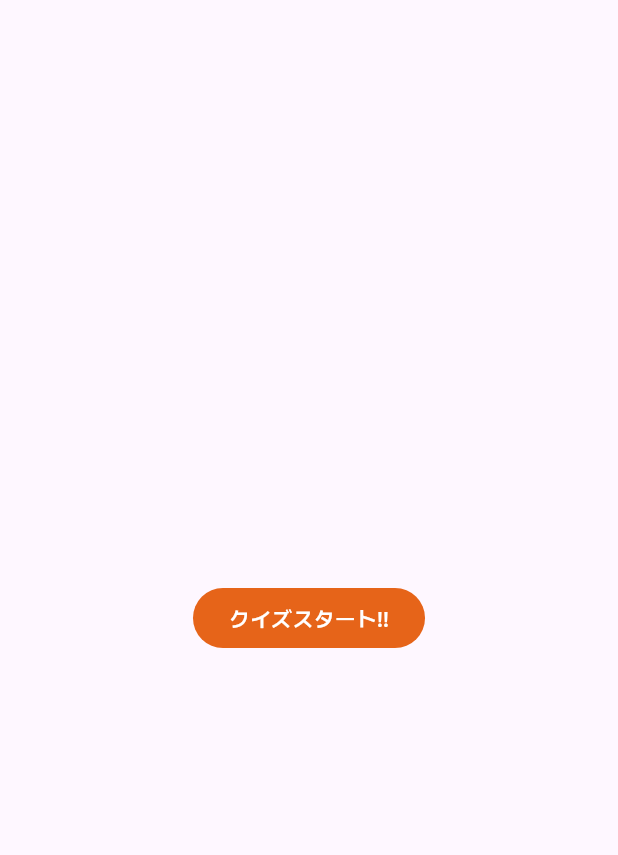
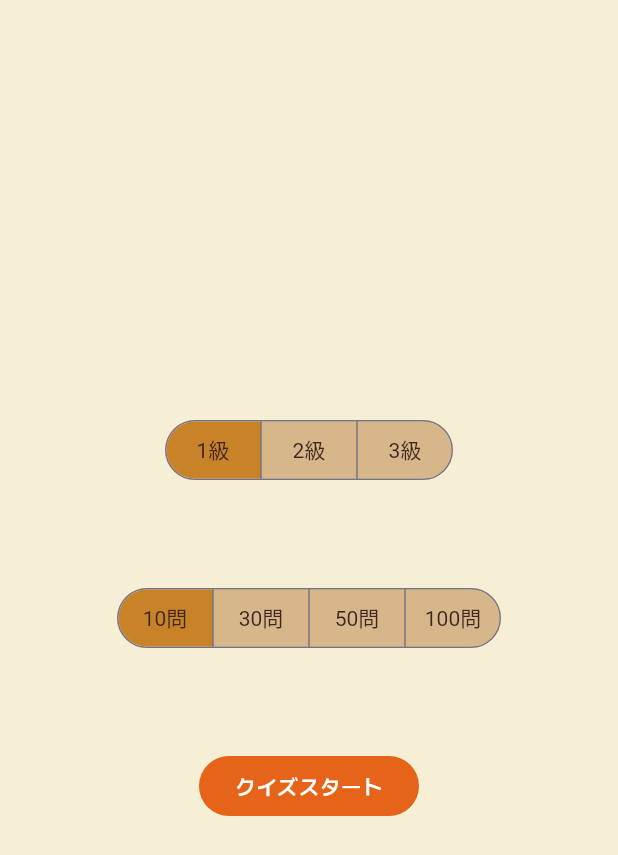
Before and after one commit to ryomar-kappa/hop, a Flutter app: the screen it shows after launch, on a phone screen of 412 x 824 dp. Shown: the top 855 px of the screen. Run offline on Flutter 3.47's test engine with Material 3 defaults, Android fonts, the phone set to English and light mode, and no system bars.

Commit message:
クイズの難易度と問題数を画面上は変更できるようにする

```diff
--- a/lib/app_color.dart
+++ b/lib/app_color.dart
@@ -2,15 +2,20 @@ import 'package:flutter/material.dart';
 
 class AppColor {
   static const Color header = Color.fromRGBO(241, 196, 15, 1); // ゴールデンイエロー
+  static const Color primary = Color.fromRGBO(232, 104, 25, 1);
+  static const Color secondary = Color.fromRGBO(255, 165, 0, 1);
   static const Color background = Color.fromRGBO(247, 238, 214, 1); // クリーム色
   static const Color textColor = Color.fromRGBO(62, 39, 35, 1); // ダークブラウン
   static const Color mainButton = Color.fromRGBO(230, 100, 25, 1); // オレンジブラウン
   static const Color disabledButton = Color.fromRGBO(167, 167, 167, 1); // 灰色
   static const Color generalActionButton = Color.fromRGBO(87, 143, 202, 1);
-  static const Color buttonText = Color.fromRGBO(255, 255, 255, 1); // 白
+  static const Color whiteText = Color.fromRGBO(255, 255, 255, 1); // 白
   static const Color correctAnswer = Color.fromRGBO(76, 175, 80, 1); // 緑
   static const Color incorrectAnswer = Color.fromRGBO(231, 76, 60, 1); // 赤
   static const Color quizBackground = Color.fromRGBO(215, 182, 138, 1);
   static const Color quizFocusedBackground = Color.fromRGBO(200, 130, 40, 1);
-  static const Color quizText = Color.fromRGBO(62, 39, 35, 1);
+  static const Color blackText = Color.fromRGBO(62, 39, 35, 1);
+  // セグメントボタンの色
+  static const Color selectionColor = Color.fromRGBO(200, 130, 40, 1);
+  static const Color nonSelectionColor = Color.fromRGBO(215, 182, 138, 1);
 }
--- a/lib/main.dart
+++ b/lib/main.dart
@@ -6,23 +6,82 @@ import 'package:hop_client/screen/quiz_page/quiz_page.dart';
 void main() {
   runApp(const MaterialApp(
     title: 'HOP',
-    home: MainApp(),
+    home: TopPageView(),
   ));
 }
 
-class MainApp extends StatelessWidget {
-  const MainApp({super.key});
+class TopPageView extends StatefulWidget {
+  const TopPageView({super.key});
+
+  @override
+  State<StatefulWidget> createState() => TopPageState();
+}
+
+class TopPageState extends State<TopPageView> {
+  DifficultyLevel selectedDifficultLevel = DifficultyLevel.firstClass;
+  QuizMode selectedQuizMode = QuizMode.ten;
 
   @override
   Widget build(BuildContext context) {
     return MaterialApp(
       theme: ThemeData(fontFamily: 'Murecho'),
       home: Scaffold(
+        backgroundColor: AppColor.background,
         body: Column(
           mainAxisAlignment: MainAxisAlignment.center,
+          crossAxisAlignment: CrossAxisAlignment.center,
           children: [
-            Center(
-              child: FilledButton(
+            SegmentedButton(
+              segments: DifficultyLevel.values
+                  .map(
+                    (e) => ButtonSegment(value: e, icon: Text(e.jaName)),
+                  )
+                  .toList(),
+              selected: {selectedDifficultLevel},
+              onSelectionChanged: (selected) {
+                setState(() {
+                  selectedDifficultLevel = selected.first;
+                });
+              },
+              showSelectedIcon: false,
+              style: SegmentedButton.styleFrom(
+                  backgroundColor: AppColor.nonSelectionColor,
+                  foregroundColor: AppColor.blackText,
+                  textStyle: const TextStyle(color: AppColor.whiteText),
+                  selectedForegroundColor: AppColor.blackText,
+                  selectedBackgroundColor: AppColor.selectionColor),
+            ),
+            const SizedBox(height: 64),
+            SegmentedButton(
+              segments: QuizMode.values
+                  .map(
+                    (e) => ButtonSegment(value: e, icon: Text('${e.num}問')),
+                  )
+                  .toList(),
+              selected: {selectedQuizMode},
+              onSelectionChanged: (selected) {
+                setState(() {
+                  selectedQuizMode = selected.first;
+                });
+              },
+              showSelectedIcon: false,
+              style: SegmentedButton.styleFrom(
+                  backgroundColor: AppColor.nonSelectionColor,
+                  foregroundColor: AppColor.blackText,
+                  textStyle: const TextStyle(color: AppColor.whiteText),
+                  selectedForegroundColor: AppColor.blackText,
+                  selectedBackgroundColor: AppColor.selectionColor),
+            ),
+            const SizedBox(height: 64),
+            Center(child: _startButton(context))
+          ],
+        ),
+      ),
+    );
+  }
+
+  Widget _startButton(BuildContext context) {
+    return FilledButton(
       onPressed: () async {
         Navigator.push(
             context,
@@ -36,14 +95,19 @@ class MainApp extends StatelessWidget {
         backgroundColor: AppColor.mainButton,
       ),
       child: const Text(
-                  'クイズスタート!!',
-                  style: TextStyle(color: AppColor.buttonText),
-                ),
-              ),
-            )
-          ],
-        ),
+        'クイズスタート',
+        style: TextStyle(color: AppColor.whiteText),
       ),
     );
   }
 }
+
+enum DifficultyLevel {
+  firstClass('1級'),
+  secondClass('2級'),
+  thirdClass('3級');
+
+  final String jaName;
+
+  const DifficultyLevel(this.jaName);
+}
--- a/lib/screen/complete_page/complete_page.dart
+++ b/lib/screen/complete_page/complete_page.dart
@@ -17,7 +17,8 @@ class CompletePage extends StatelessWidget {
                     Navigator.pushAndRemoveUntil(
                       context,
                       MaterialPageRoute(
-                          builder: (context) => const MainApp()), // ホーム画面への遷移
+                          builder: (context) =>
+                              const TopPageView()), // ホーム画面への遷移
                       (Route<dynamic> route) => false, // スタック上の他のすべての画面を削除
                     );
                   },
--- a/lib/screen/quiz_page/quiz_page.dart
+++ b/lib/screen/quiz_page/quiz_page.dart
@@ -185,7 +185,7 @@ class QuizPage extends State<QuizPageView> {
                       ),
                       child: const Text(
                         '回答',
-                        style: TextStyle(color: AppColor.buttonText),
+                        style: TextStyle(color: AppColor.whiteText),
                       ),
                     ),
                   ],
@@ -265,7 +265,7 @@ class ChoiceArea extends StatelessWidget {
               child: Text(
                 choice.value,
                 style: const TextStyle(
-                    color: AppColor.quizText, fontWeight: FontWeight.bold),
+                    color: AppColor.blackText, fontWeight: FontWeight.bold),
               ),
             ))
           ],
```
Lines whose indentation alone changed are shown as unchanged.
